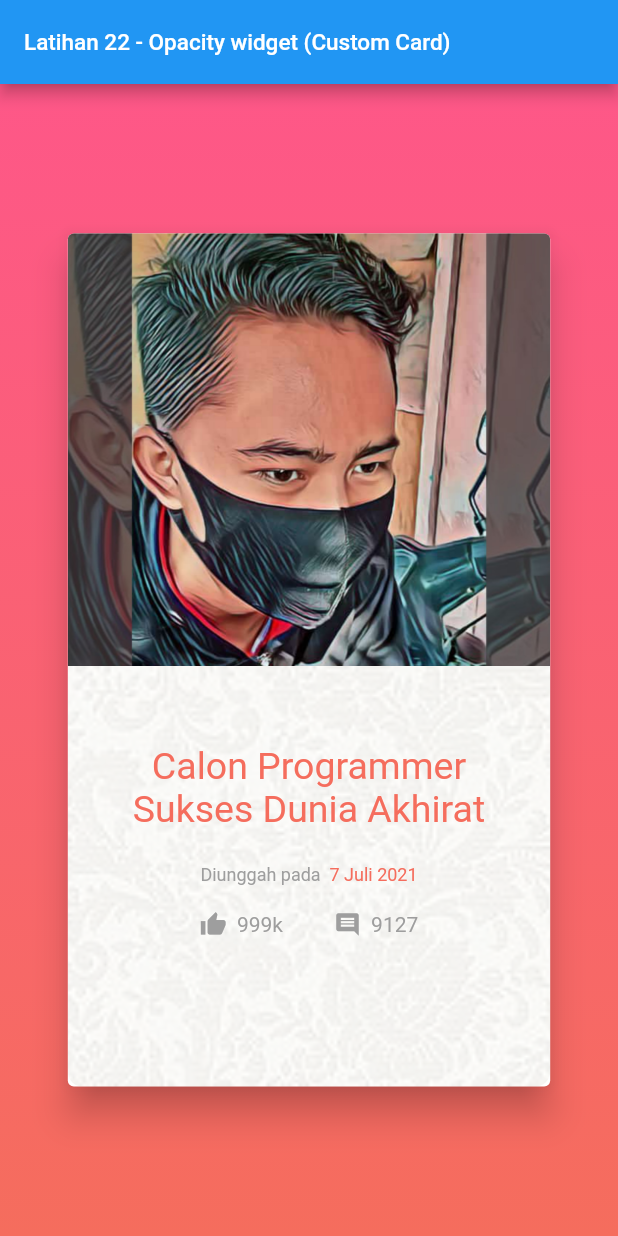
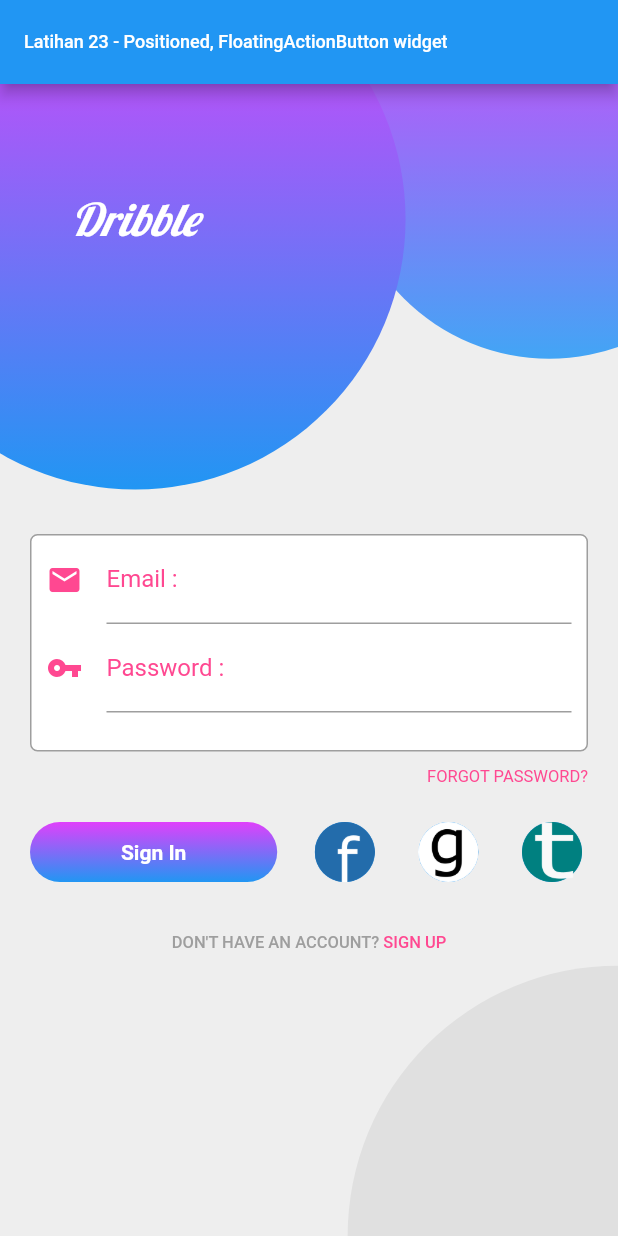
Before and after one commit to dodichakill/latihan_flutter_ku, a Flutter app: the screen it shows after launch, on a phone screen of 412 x 824 dp. Run offline on Flutter 3.47's test engine with Material 2 defaults, Android fonts, the phone set to English and light mode, and no system bars.

Commit message:
Latihan 23 - Positioned, FloatingActionButton widget

```diff
--- a/lib/main.dart
+++ b/lib/main.dart
@@ -1,16 +1,22 @@
-// Latihan 22 - Opacity widget (Custom Card dengan background bercorak)
+// Latihan 23 - Positioned, FloatingActionButton widget
 
 import 'package:flutter/material.dart';
+import 'package:flutter/services.dart';
 import 'package:latihan_flutter_ku/main_page.dart';
 
-void main() => runApp(MyApp());
+void main() {
+  SystemChrome.setPreferredOrientations([DeviceOrientation.portraitUp]).then(
+      (_) => runApp(MyApp())); //untuk mencegah aplikasi berorientasi landscape
+}
 
 class MyApp extends StatelessWidget {
   @override
   Widget build(BuildContext context) {
-    return MaterialApp(home: MainPage());
+    return MaterialApp(
+        debugShowCheckedModeBanner: false, //menghilangkan banner debug
+        home: MainPage());
   }
 }
 // penjelasan singkat
 // ----------------
-// inkWell merupakan widget untuk membuat button sendiri dan memberikan efek sentuhan.
+// ada di kodenya
--- a/lib/main_page.dart
+++ b/lib/main_page.dart
@@ -1,135 +1,210 @@
 import 'package:flutter/material.dart';
 
 class MainPage extends StatelessWidget {
+  double getSmallDiameter(BuildContext context) =>
+      MediaQuery.of(context).size.width * 2 / 3;
+  double getBigDiameter(BuildContext context) =>
+      MediaQuery.of(context).size.width * 7 / 8;
+
   @override
   Widget build(BuildContext context) {
     return Scaffold(
+        backgroundColor: Colors.grey[200],
         appBar: AppBar(
           title: Text(
-            'Latihan 22 - Opacity widget (Custom Card)',
-            style: TextStyle(fontSize: 15),
+            'Latihan 23 - Positioned, FloatingActionButton widget',
+            style: TextStyle(fontSize: 12),
           ),
         ),
         body: Stack(
           children: <Widget>[
-            Container(
+            Positioned(
+              // positioned berfungsi untuk memberikan custom posisi
+              right: -getSmallDiameter(context) / 3,
+              top: -getSmallDiameter(context) / 3,
+              child: Container(
+                width: getSmallDiameter(context),
+                height: getSmallDiameter(context),
                 decoration: BoxDecoration(
+                    shape: BoxShape.circle, // untuk memberikan shape bulat
                     gradient: LinearGradient(
-                      colors: [Color(0xFFFE5788), Color(0xFFF56D5D)],
+                        colors: [Colors.purpleAccent, Colors.blue[400]],
                         begin: Alignment.topCenter,
                         end: Alignment.bottomCenter)),
               ),
-            Center(
-              child: SizedBox(
-                width: MediaQuery.of(context).size.width * 0.8,
-                height: MediaQuery.of(context).size.height * 0.7,
-                child: Card(
-                  elevation: 10,
-                  child: Stack(
-                    children: <Widget>[
-                      Opacity(
-                          opacity: 0.5,
+            ),
+            Positioned(
+              // positioned berfungsi untuk memberikan custom posisi
+              left: -getBigDiameter(context) / 4,
+              top: -getBigDiameter(context) / 4,
               child: Container(
+                child: Center(
+                  child: Text(
+                    'Dribble',
+                    style: TextStyle(
+                        fontFamily: 'Lobster',
+                        fontSize: 30,
+                        fontStyle: FontStyle.italic,
+                        color: Colors.white),
+                  ),
+                ),
+                width: getBigDiameter(context),
+                height: getBigDiameter(context),
                 decoration: BoxDecoration(
-                                borderRadius: BorderRadius.circular(10),
-                                image: DecorationImage(
-                                    image: AssetImage('images/textures.png'),
-                                    fit: BoxFit.cover)),
-                          )),
+                    shape: BoxShape.circle, // untuk memberikan shape bulat
+                    gradient: LinearGradient(
+                        colors: [Colors.purpleAccent, Colors.blue],
+                        begin: Alignment.topCenter,
+                        end: Alignment.bottomCenter)),
+              ),
+            ),
+            Positioned(
+              // positioned berfungsi untuk memberikan custom posisi
+              right: -getBigDiameter(context) / 2,
+              bottom: -getBigDiameter(context) / 2,
+              child: Container(
+                width: getBigDiameter(context),
+                height: getBigDiameter(context),
+                decoration: BoxDecoration(
+                  shape: BoxShape.circle, // untuk memberikan shape bulat
+                  color: Colors.grey[300],
+                ),
+              ),
+            ),
+            Align(
+              alignment: Alignment.bottomCenter,
+              child: ListView(
+                children: [
                   Container(
-                        height: MediaQuery.of(context).size.height * 0.35,
                     decoration: BoxDecoration(
-                            borderRadius: BorderRadius.only(
-                                topLeft: Radius.circular(4),
-                                topRight: Radius.circular(4)),
-                            image: DecorationImage(
-                                image: AssetImage('images/img.jpg'),
-                                fit: BoxFit.cover)),
-                      ),
-                      Container(
-                        margin: EdgeInsets.fromLTRB(
-                            20,
-                            52 + MediaQuery.of(context).size.height * 0.35,
-                            20,
-                            30),
-                        child: Center(
+                        color: Colors.white,
+                        border: Border.all(color: Colors.grey),
+                        borderRadius: BorderRadius.circular(5)),
+                    margin: EdgeInsets.fromLTRB(20, 300, 20, 10),
+                    padding: EdgeInsets.fromLTRB(10, 0, 10, 25),
                     child: Column(
                       children: [
-                              Text(
-                                "Calon Programmer Sukses Dunia Akhirat",
-                                maxLines: 2,
-                                textAlign: TextAlign.center,
-                                style: TextStyle(
-                                  color: Color(0xFFF56D5D),
-                                  fontSize: 25,
+                        TextField(
+                          decoration: InputDecoration(
+                              icon: Icon(
+                                Icons.email,
+                                color: Color(0xFFFF4891),
+                              ),
+                              focusedBorder: UnderlineInputBorder(
+                                  borderSide:
+                                      BorderSide(color: Color(0xFFFF4891))),
+                              labelText: 'Email :',
+                              labelStyle: TextStyle(color: Color(0xFFFF4891))),
+                        ),
+                        TextField(
+                          obscureText: true,
+                          decoration: InputDecoration(
+                              icon: Icon(
+                                Icons.vpn_key,
+                                color: Color(0xFFFF4891),
+                              ),
+                              focusedBorder: UnderlineInputBorder(
+                                  borderSide:
+                                      BorderSide(color: Color(0xFFFF4891))),
+                              labelText: 'Password :',
+                              labelStyle: TextStyle(color: Color(0xFFFF4891))),
+                        ),
+                      ],
+                    ),
+                  ),
+                  Align(
+                    alignment: Alignment.centerRight,
+                    child: Container(
+                      margin: EdgeInsets.fromLTRB(0, 0, 20, 20),
+                      child: Text(
+                        'FORGOT PASSWORD?',
+                        style:
+                            TextStyle(color: Color(0xFFFF4891), fontSize: 11),
+                      ),
                     ),
                   ),
                   Container(
-                                margin: EdgeInsets.fromLTRB(0, 22, 0, 17),
+                    margin: EdgeInsets.fromLTRB(20, 0, 20, 30),
                     child: Row(
-                                  mainAxisAlignment: MainAxisAlignment.center,
+                      mainAxisAlignment: MainAxisAlignment.spaceBetween,
                       children: [
-                                    Text(
-                                      "Diunggah pada  ",
+                        SizedBox(
+                          width: MediaQuery.of(context).size.width * 0.4,
+                          height: 40,
+                          child: Container(
+                            child: Material(
+                              borderRadius: BorderRadius.circular(20),
+                              color: Colors.transparent,
+                              child: InkWell(
+                                borderRadius: BorderRadius.circular(20),
+                                splashColor: Colors.lightBlue,
+                                onTap: () {},
+                                child: Center(
+                                  child: Text(
+                                    'Sign In',
                                     style: TextStyle(
-                                        color: Colors.grey,
-                                        fontSize: 12,
+                                        color: Colors.white,
+                                        fontWeight: FontWeight.bold),
                                   ),
                                 ),
-                                    Text(
-                                      "7 Juli 2021",
-                                      style: TextStyle(
-                                        color: Color(0xFFF56D5D),
-                                        fontSize: 12,
+                              ),
+                            ),
+                            decoration: BoxDecoration(
+                                borderRadius: BorderRadius.circular(20),
+                                gradient: LinearGradient(
+                                    colors: [Colors.purpleAccent, Colors.blue],
+                                    begin: Alignment.topCenter,
+                                    end: Alignment.bottomCenter)),
+                          ),
+                        ),
+                        FloatingActionButton(
+                          // berguna untuk membuat button yang melayang
+                          elevation: 0,
+                          mini: true, // supaya ukurannya diperkecil
+                          onPressed: () {},
+                          child: Image(
+                            image: AssetImage('images/fb.png'),
+                          ),
+                        ),
+                        FloatingActionButton(
+                          elevation: 0,
+                          mini: true,
+                          onPressed: () {},
+                          child: Image(
+                            image: AssetImage('images/gl.png'),
+                          ),
+                        ),
+                        FloatingActionButton(
+                          elevation: 0,
+                          mini: true,
+                          onPressed: () {},
+                          child: Image(
+                            image: AssetImage('images/tw.png'),
                           ),
                         ),
                       ],
                     ),
                   ),
                   Row(
+                    mainAxisAlignment: MainAxisAlignment.center,
                     children: [
-                                  Spacer(
-                                    flex: 10,
-                                  ),
-                                  Icon(
-                                    Icons.thumb_up,
-                                    size: 18,
+                      Text(
+                        "DON'T HAVE AN ACCOUNT? ",
+                        style: TextStyle(
                             color: Colors.grey,
-                                  ),
-                                  Spacer(
-                                    flex: 1,
+                            fontWeight: FontWeight.w500,
+                            fontSize: 11),
                       ),
                       Text(
-                                    '999k',
-                                    style: TextStyle(color: Colors.grey),
-                                  ),
-                                  Spacer(
-                                    flex: 5,
-                                  ),
-                                  Icon(
-                                    Icons.comment,
-                                    size: 18,
-                                    color: Colors.grey,
-                                  ),
-                                  Spacer(
-                                    flex: 1,
-                                  ),
-                                  Text(
-                                    '9127',
-                                    style: TextStyle(color: Colors.grey),
-                                  ),
-                                  Spacer(
-                                    flex: 10,
+                        "SIGN UP",
+                        style: TextStyle(
+                            color: Color(0xFFFF4891),
+                            fontWeight: FontWeight.w500,
+                            fontSize: 11),
                       ),
                     ],
                   )
                 ],
-                          ),
-                        ),
-                      )
-                    ],
-                  ),
-                ),
               ),
             )
           ],
```
Also changed, not shown: pubspec.yaml (+7 -8 lines), fonts/Lobster.ttf (added), images/fb.png (added), images/gl.png (added), images/tw.png (added). Lines whose indentation alone changed are shown as unchanged.
